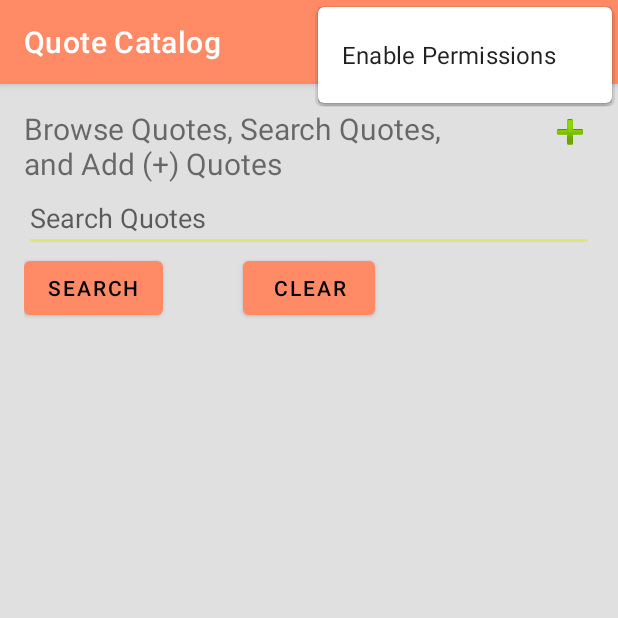
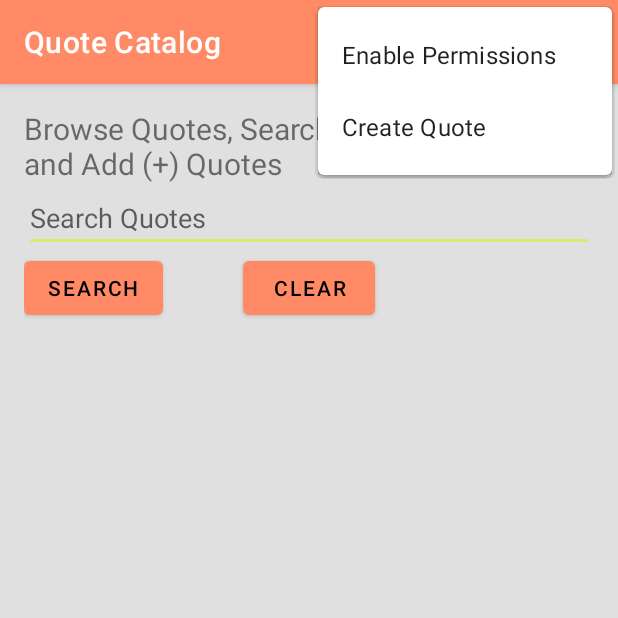
Before and after one commit to cek333/Quote_Catalog_Android_Kotlin_Edition, an Android app: the screen it shows after launch (MainActivity), with the options menu open, on a phone screen of 412 x 824 dp, the top half of it. Run offline under Robolectric (Android 15) with nearby library versions, the phone set to English and light mode, and no system bars; our stand-ins replace Room's generated code, data binding, navigation-ui; 1 statement that could not run was skipped.

Commit message:
specify default value for string in nav graph arguments

```diff
--- a/app/src/main/java/com/example/android/quote_catalog/browse/BrowseFragment.kt
+++ b/app/src/main/java/com/example/android/quote_catalog/browse/BrowseFragment.kt
@@ -52,7 +52,7 @@ class BrowseFragment : Fragment() {
     super.onViewCreated(view, savedInstanceState)
 
     binding.browseBtnAddQuote.setOnClickListener {
-      findNavController().navigate(BrowseFragmentDirections.actionBrowseFragmentToCreateFragment(null))
+      findNavController().navigate(BrowseFragmentDirections.actionBrowseFragmentToCreateFragment())
     }
 
     binding.browseBtnSearch.setOnClickListener {
--- a/app/src/main/java/com/example/android/quote_catalog/create/BgColorFragment.kt
+++ b/app/src/main/java/com/example/android/quote_catalog/create/BgColorFragment.kt
@@ -46,9 +46,10 @@ class BgColorFragment : Fragment() {
       // Select the chip that corresponds to currentBgColor
       val selectedChip = getView()?.findViewById<Chip>(checkedId) as Chip
       val selectedColor = selectedChip.chipBackgroundColor?.defaultColor ?: DEFAULT_BG_COLOR
-      val action = BgColorFragmentDirections.actionBgColorFragmentToCreateFragment(args.bundleQuoteTxt)
+      val action = BgColorFragmentDirections.actionBgColorFragmentToCreateFragment()
       action.bundleBgColor = selectedColor
       action.bundleTxtColor = args.bundleTxtColor
+      action.bundleQuoteTxt = args.bundleQuoteTxt
       findNavController().navigate(action)
     }
   }
--- a/app/src/main/java/com/example/android/quote_catalog/create/TxtColorFragment.kt
+++ b/app/src/main/java/com/example/android/quote_catalog/create/TxtColorFragment.kt
@@ -50,9 +50,10 @@ class TxtColorFragment : Fragment() {
             // Select the chip that corresponds to currentBgColor
             val selectedChip = getView()?.findViewById<Chip>(checkedId) as Chip
             val selectedColor = selectedChip.chipBackgroundColor?.defaultColor ?: DEFAULT_TXT_COLOR
-            val action = TxtColorFragmentDirections.actionTxtColorFragmentToCreateFragment(args.bundleQuoteTxt)
+            val action = TxtColorFragmentDirections.actionTxtColorFragmentToCreateFragment()
             action.bundleTxtColor = selectedColor
             action.bundleBgColor = args.bundleBgColor
+            action.bundleQuoteTxt = args.bundleQuoteTxt
             findNavController().navigate(action)
         }
     }
--- a/app/src/main/res/menu/browse_menu.xml
+++ b/app/src/main/res/menu/browse_menu.xml
@@ -4,4 +4,7 @@
     <item
         android:id="@+id/menu_enable_permissions"
         android:title="@string/menu_enable_permissions" />
+    <item
+        android:id="@+id/CreateFragment"
+        android:title="@string/create_fragment_label" />
 </menu>
--- a/app/src/main/res/navigation/nav_graph.xml
+++ b/app/src/main/res/navigation/nav_graph.xml
@@ -37,7 +37,7 @@
         <argument
             android:name="bundleQuoteTxt"
             app:argType="string"
-            app:nullable="true" />
+            android:defaultValue="" />
     </fragment>
     <fragment
         android:id="@+id/BgColorFragment"
@@ -59,7 +59,7 @@
         <argument
             android:name="bundleQuoteTxt"
             app:argType="string"
-            app:nullable="true" />
+            android:defaultValue="" />
     </fragment>
     <fragment
         android:id="@+id/TxtColorFragment"
@@ -81,6 +81,6 @@
         <argument
             android:name="bundleQuoteTxt"
             app:argType="string"
-            app:nullable="true" />
+            android:defaultValue="" />
     </fragment>
 </navigation>
```
Also changed, not shown: app/src/main/java/com/example/android/quote_catalog/create/CreateFragment.kt (+6 -6 lines).
